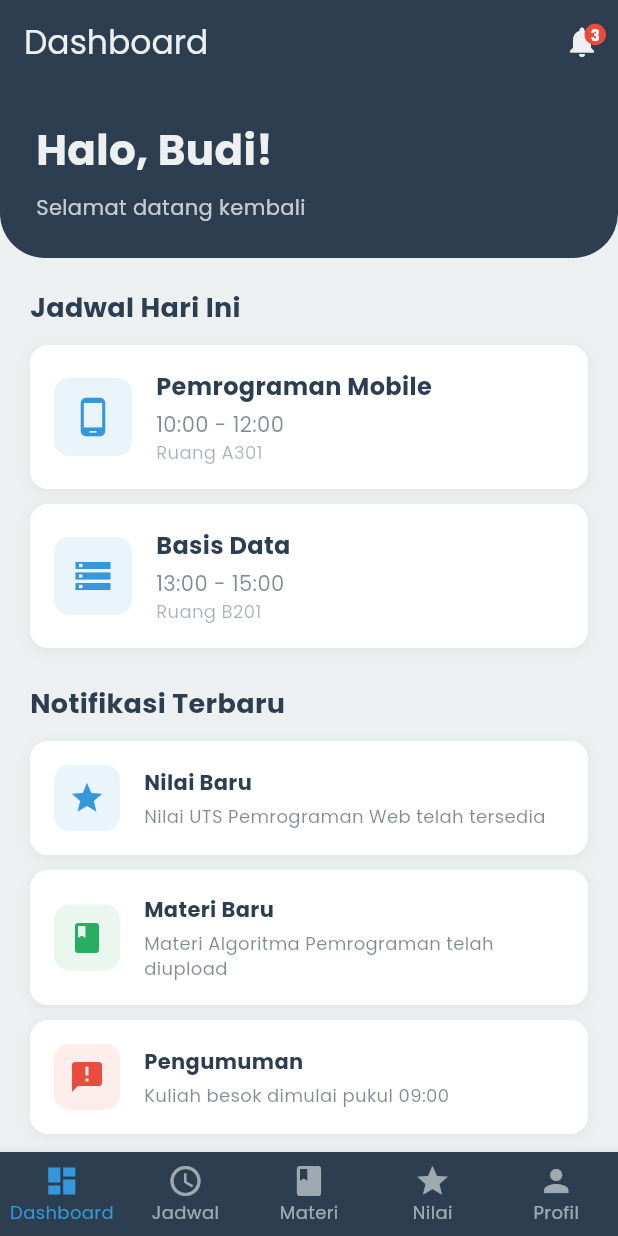
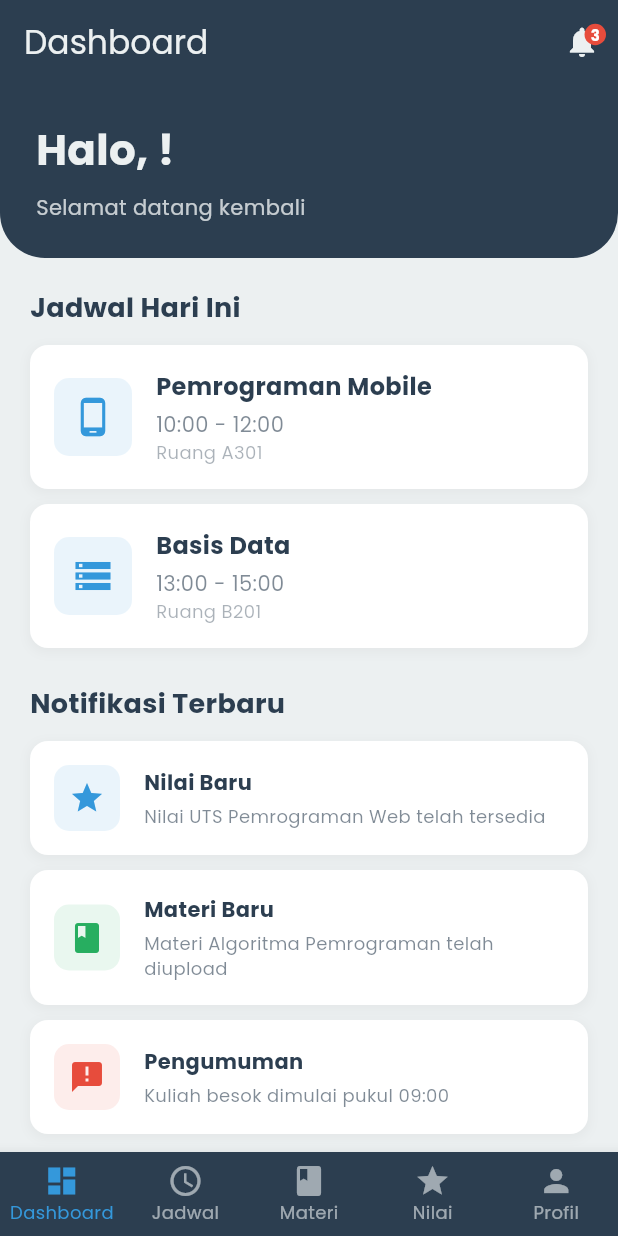
Before and after one commit to Ndii21/project_lms, a Flutter app: the screen it shows after launch, after a tap on "Login", on a phone screen of 412 x 824 dp. Run offline on Flutter 3.47's test engine with Material 3 defaults, Android fonts, the phone set to English and light mode, and no system bars; our stand-ins replace google_fonts.

Commit message:
second commit

```diff
--- a/lib/screens/dashboard_page.dart
+++ b/lib/screens/dashboard_page.dart
@@ -1,7 +1,14 @@
 import 'package:flutter/material.dart';
 
 class DashboardPage extends StatelessWidget {
-  const DashboardPage({Key? key}) : super(key: key);
+  final String userName;
+  final Function(int) onQuickAccessTap;
+
+  const DashboardPage({
+    Key? key,
+    required this.userName,
+    required this.onQuickAccessTap,
+  }) : super(key: key);
 
   @override
   Widget build(BuildContext context) {
@@ -63,9 +70,9 @@ class DashboardPage extends StatelessWidget {
               child: Column(
                 crossAxisAlignment: CrossAxisAlignment.start,
                 children: [
-                  const Text(
-                    'Halo, Budi!',
-                    style: TextStyle(
+                  Text(
+                    'Halo, $userName!',
+                    style: const TextStyle(
                       fontSize: 28,
                       fontWeight: FontWeight.bold,
                       color: Color(0xFFECF0F1),
@@ -159,25 +166,44 @@ class DashboardPage extends StatelessWidget {
                   Row(
                     mainAxisAlignment: MainAxisAlignment.spaceAround,
                     children: [
-                      _buildQuickAccessButton(
+                      // Tombol Jadwal
+                      GestureDetector(
+                        onTap: () =>
+                            onQuickAccessTap(1), // Index 1 untuk Jadwal
+                        child: _buildQuickAccessButton(
                           'Jadwal',
                           Icons.schedule,
                           const Color(0xFF3498DB),
                         ),
-                      _buildQuickAccessButton(
+                      ),
+                      // Tombol Materi
+                      GestureDetector(
+                        onTap: () =>
+                            onQuickAccessTap(2), // Index 2 untuk Materi
+                        child: _buildQuickAccessButton(
                           'Materi',
                           Icons.book,
                           const Color(0xFF27AE60),
                         ),
-                      _buildQuickAccessButton(
+                      ),
+                      // Tombol Nilai
+                      GestureDetector(
+                        onTap: () => onQuickAccessTap(3), // Index 3 untuk Nilai
+                        child: _buildQuickAccessButton(
                           'Nilai',
                           Icons.grade,
                           const Color(0xFFE67E22),
                         ),
-                      _buildQuickAccessButton(
+                      ),
+                      // Tombol Profil
+                      GestureDetector(
+                        onTap: () =>
+                            onQuickAccessTap(4), // Index 4 untuk Profil
+                        child: _buildQuickAccessButton(
                           'Profil',
                           Icons.person,
                           const Color(0xFF9B59B6),
+                        ),
                       ),
                     ],
                   ),
--- a/lib/screens/login_page.dart
+++ b/lib/screens/login_page.dart
@@ -9,11 +9,13 @@ class LoginPage extends StatefulWidget {
 }
 
 class _LoginPageState extends State<LoginPage> {
+  final _nameController = TextEditingController();
   final _nimController = TextEditingController();
   final _passwordController = TextEditingController();
 
   @override
   void dispose() {
+    _nameController.dispose();
     _nimController.dispose();
     _passwordController.dispose();
     super.dispose();
@@ -21,10 +23,18 @@ class _LoginPageState extends State<LoginPage> {
 
   // Fungsi login sederhana tanpa verifikasi
   void _handleLogin() {
-    // Langsung navigasi ke halaman utama
+    final enteredName = _nameController.text;
+    final enteredNim = _nimController.text;
+
+    // Langsung navigasi ke halaman utama dengan membawa data nama dan NIM
     Navigator.pushReplacement(
       context,
-      MaterialPageRoute(builder: (context) => const MainNavigation()),
+      MaterialPageRoute(
+        builder: (context) => MainNavigation(
+          userName: enteredName,
+          userNim: enteredNim,
+        ),
+      ),
     );
   }
 
@@ -73,6 +83,24 @@ class _LoginPageState extends State<LoginPage> {
                   ),
                 ),
                 const SizedBox(height: 50),
+
+                // Form Input Nama
+                TextField(
+                  controller: _nameController,
+                  style: const TextStyle(color: Color(0xFF2C3E50)),
+                  decoration: InputDecoration(
+                    filled: true,
+                    fillColor: Colors.white,
+                    hintText: 'Nama Lengkap',
+                    prefixIcon:
+                        const Icon(Icons.person_outline, color: Color(0xFF3498DB)),
+                    border: OutlineInputBorder(
+                      borderRadius: BorderRadius.circular(12),
+                      borderSide: BorderSide.none,
+                    ),
+                  ),
+                ),
+                const SizedBox(height: 20),
 
                 // Form Input NIM
                 TextField(
--- a/lib/screens/main_navigation.dart
+++ b/lib/screens/main_navigation.dart
@@ -6,7 +6,14 @@ import 'grades_page.dart';
 import 'profile_page.dart';
 
 class MainNavigation extends StatefulWidget {
-  const MainNavigation({Key? key}) : super(key: key);
+  final String userName;
+  final String userNim;
+
+  const MainNavigation({
+    Key? key,
+    required this.userName,
+    required this.userNim,
+  }) : super(key: key);
 
   @override
   State<MainNavigation> createState() => _MainNavigationState();
@@ -17,13 +24,27 @@ class _MainNavigationState extends State<MainNavigation> {
   int _currentIndex = 0;
 
   // Daftar halaman yang akan ditampilkan
-  final List<Widget> _pages = [
-    const DashboardPage(),
-    const SchedulePage(),
-    const MaterialsPage(),
-    const GradesPage(),
-    const ProfilePage(),
-  ];
+  late final List<Widget> _pages;
+
+  @override
+  void initState() {
+    super.initState();
+    // Inisialisasi list halaman di sini
+    _pages = [
+      DashboardPage(userName: widget.userName, onQuickAccessTap: _onQuickAccessTap),
+      const SchedulePage(),
+      const MaterialsPage(),
+      const GradesPage(),
+      ProfilePage(userName: widget.userName, userNim: widget.userNim),
+    ];
+  }
+
+  // Fungsi untuk mengubah index halaman saat tombol akses cepat di dashboard diklik
+  void _onQuickAccessTap(int index) {
+    setState(() {
+      _currentIndex = index;
+    });
+  }
 
   @override
   Widget build(BuildContext context) {
--- a/lib/screens/profile_page.dart
+++ b/lib/screens/profile_page.dart
@@ -1,7 +1,14 @@
 import 'package:flutter/material.dart';
 
 class ProfilePage extends StatelessWidget {
-  const ProfilePage({Key? key}) : super(key: key);
+  final String userName;
+  final String userNim;
+
+  const ProfilePage({
+    Key? key,
+    required this.userName,
+    required this.userNim,
+  }) : super(key: key);
 
   @override
   Widget build(BuildContext context) {
@@ -59,9 +66,9 @@ class ProfilePage extends StatelessWidget {
                   const SizedBox(height: 16),
 
                   // Nama mahasiswa
-                  const Text(
-                    'Budi Santoso',
-                    style: TextStyle(
+                  Text(
+                    userName,
+                    style: const TextStyle(
                       fontSize: 24,
                       fontWeight: FontWeight.bold,
                       color: Color(0xFFECF0F1),
@@ -71,7 +78,7 @@ class ProfilePage extends StatelessWidget {
 
                   // NIM
                   Text(
-                    'NIM: 2021110001',
+                    'NIM: $userNim',
                     style: TextStyle(
                       fontSize: 14,
                       color: const Color(0xFFECF0F1).withOpacity(0.8),
```
Lines whose indentation alone changed are shown as unchanged.
